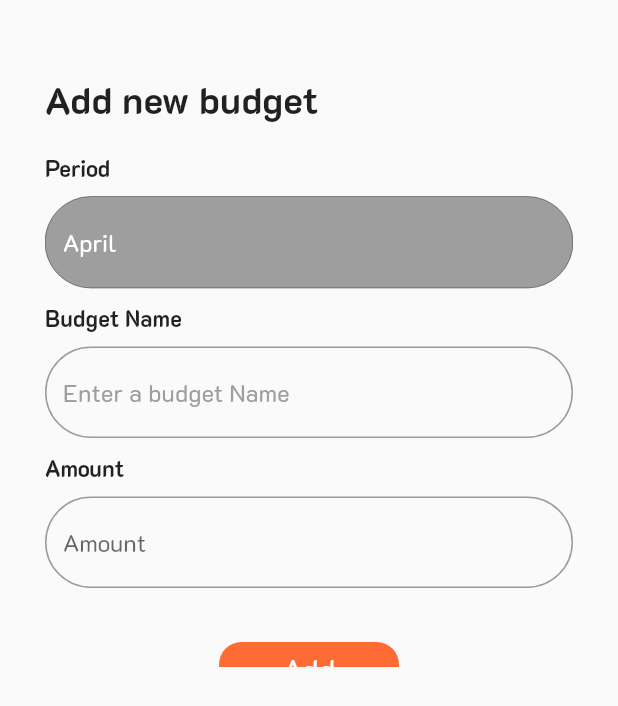
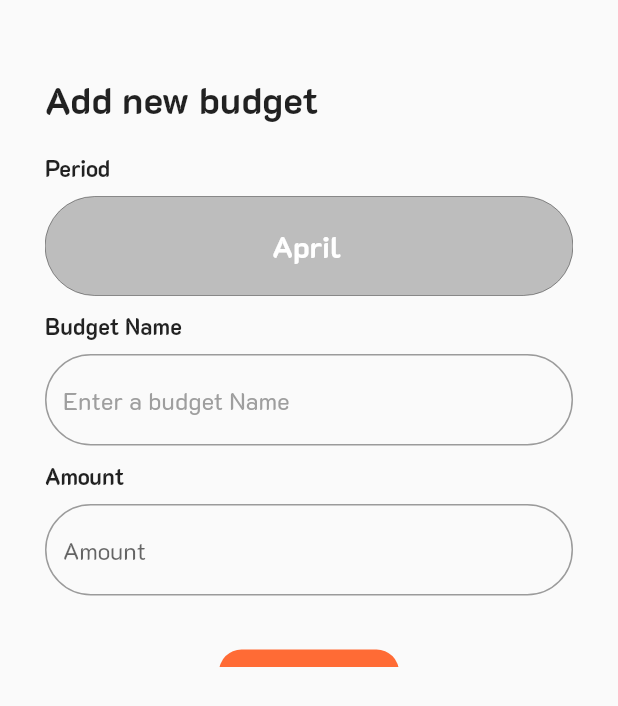
Before and after one commit to abdullah-taqiaddin/MyBudgeteer, a Flutter app: the BudgetForm widget shown alone on an empty page, opened directly, on a phone screen of 412 x 824 dp. Shown: the top 706 px of the screen. Run offline on Flutter 3.47's test engine with Material 2 defaults, Android fonts, the phone set to English and light mode, and no system bars; our stand-ins replace firebase_auth, firebase_core, google_fonts, google_sign_in, lottie, percent_indicator; missing offline and left inert: indexed; accounts and stored records are empty.

```diff
--- a/lib/component/forms/budget_form.dart
+++ b/lib/component/forms/budget_form.dart
@@ -50,7 +50,7 @@ class _BudgetFormState extends State<BudgetForm> {
           child: Column(
             crossAxisAlignment: CrossAxisAlignment.start,
             children: [
-              Text(
+              const Text(
                 "Add new budget",
                 style: TextStyle(
                     fontSize: 25,
@@ -58,7 +58,7 @@ class _BudgetFormState extends State<BudgetForm> {
                     fontFamily: "K2D"),
               ),
               SizedBox(height: 20,),
-              Text(
+              const Text(
                 "Period",
                 style: TextStyle(
                     fontSize: 15,
@@ -67,24 +67,23 @@ class _BudgetFormState extends State<BudgetForm> {
               ),
               SizedBox(height: 10,),
               TextFormField(
+                textAlign: TextAlign.center,
                 //READ ONLY AND WILL GET DATA FROM DATETIME
-                style: TextStyle(color: Colors.white, fontFamily: "K2D"),
+                style: TextStyle(color: Colors.white, fontFamily: "K2D", fontSize: 20,fontWeight: FontWeight.bold),
                 enabled: false,
                 initialValue: DateFormat.MMMM().format(DateTime.now()).toString(),
                 decoration: InputDecoration(
                   border: OutlineInputBorder(
                     borderRadius: BorderRadius.circular(50),
-
                   ),
                   filled: true,
-                  fillColor: Colors.grey[500],
+                  fillColor: Colors.grey[400],
                   labelStyle: TextStyle(color: Colors.white),
                 ),
                 readOnly: true,
               ),
               SizedBox(height: 10),
-              Text(
-
+              const Text(
                 "Budget Name",
                 style: TextStyle(
                     fontSize: 15,
@@ -124,7 +123,7 @@ class _BudgetFormState extends State<BudgetForm> {
                 },
               ),
               SizedBox(height: 10),
-              Text(
+              const Text(
                 "Amount",
                 style: TextStyle(
                     fontSize: 15,
--- a/lib/viewmodel/firebase_controller.dart
+++ b/lib/viewmodel/firebase_controller.dart
@@ -10,7 +10,7 @@ final firebaseAuth = FirebaseAuth.instance;
 class FirebaseController{
 
   UserModel? userFromFirebase(User? user){
-    return user != null ? UserModel(uid: user.uid): null;
+    return user != null ? UserModel(uid: user.uid, displayName: user.displayName!): null;
   }
 
 
--- a/pubspec.yaml
+++ b/pubspec.yaml
@@ -74,7 +74,7 @@ flutter:
   # To add assets to your application, add an assets section, like this:
   assets:
     - assets/images/google.png
-    #- assets/images/DemoLogo.png
+    - assets/images/background.jpg
     - assets/images/PlaceholderLogo.png
     - assets/images/background-cropped.jpg
     - assets/images/background-cropped-2.jpg
```
Also changed, not shown: lib/view/budget_page.dart (+21 -5 lines).
